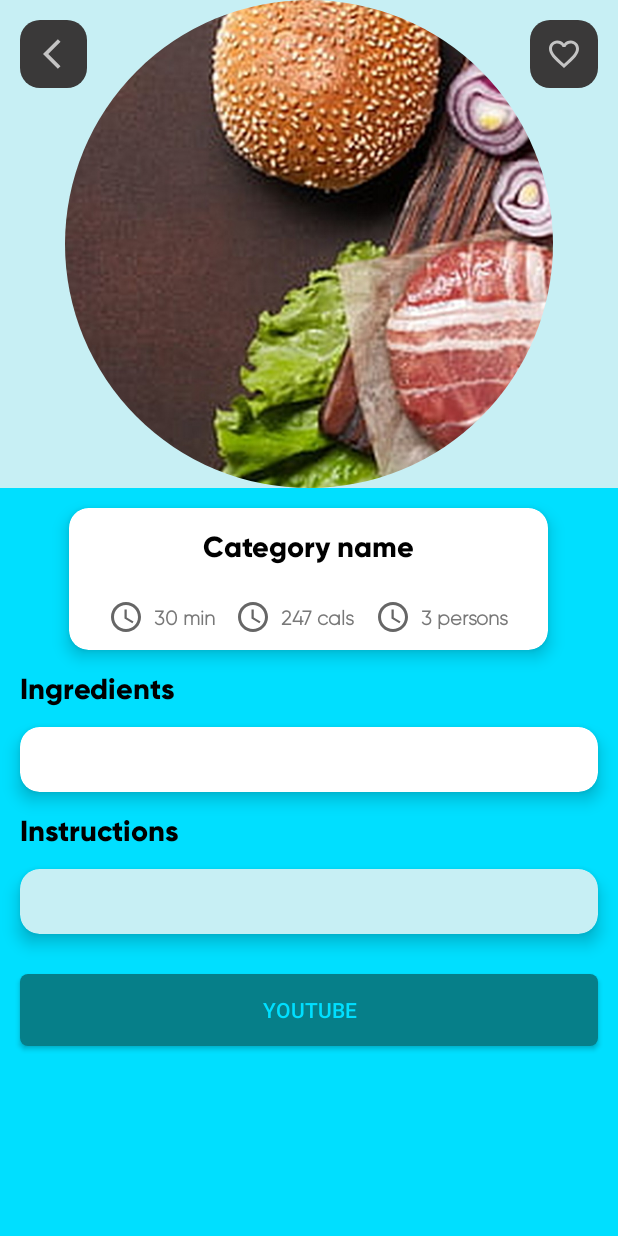
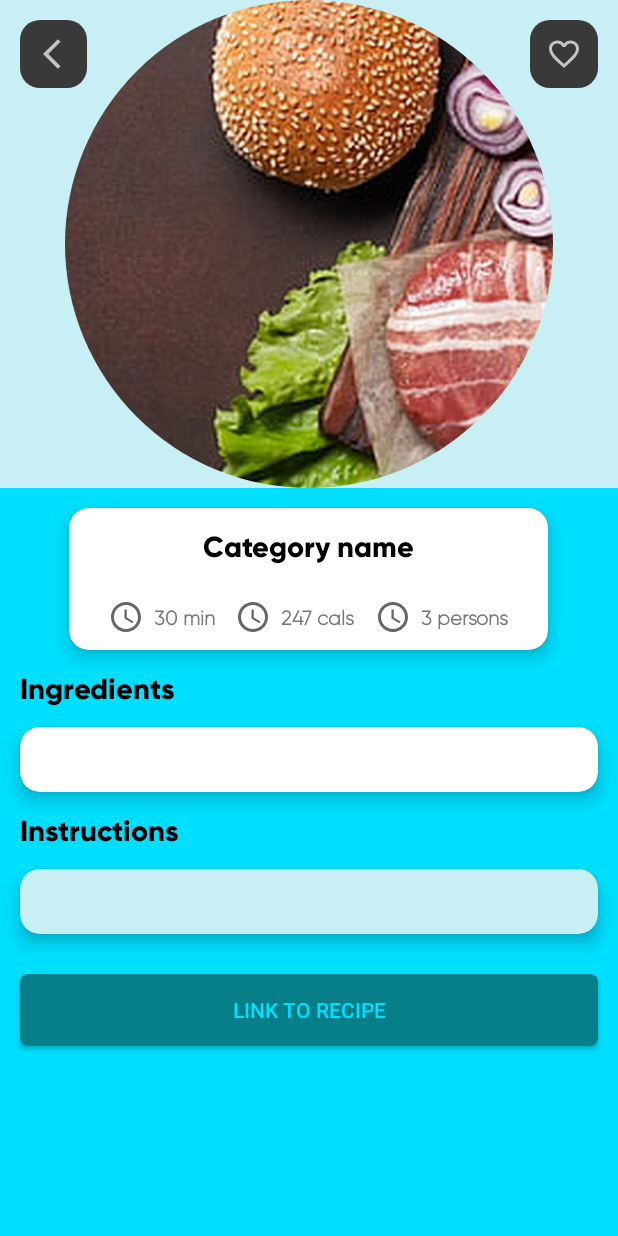
Before and after one commit to maquino123/Food-Recipes-App, an Android app: the DetailActivity screen opened directly, with no data from a screen before it, on a phone screen of 412 x 824 dp. Run offline under Robolectric (Android 15) with nearby library versions, the phone set to English and light mode, and no system bars; our stand-ins replace sdp/ssp sizes; plain views replace RoundedImageView; pictures from the network do not load; 1 statement that could not run was skipped.

Commit message:
Update activity_home.xml

```diff
--- a/app/src/main/res/layout/activity_detail.xml
+++ b/app/src/main/res/layout/activity_detail.xml
@@ -288,7 +288,7 @@
             android:paddingStart="@dimen/_20sdp"
             android:paddingEnd="@dimen/_20sdp"
             android:background="@drawable/btn_bg3"
-            android:text="YOutube"/>
+            android:text="Link to Recipe"/>
 
     </LinearLayout>
     </androidx.core.widget.NestedScrollView>
```
